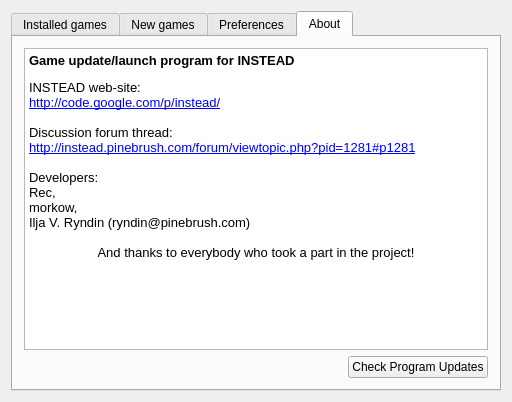
Before: the Qt Designer form mainwindow.ui in instead-hub/instead-launcher, drawn with Qt 5.
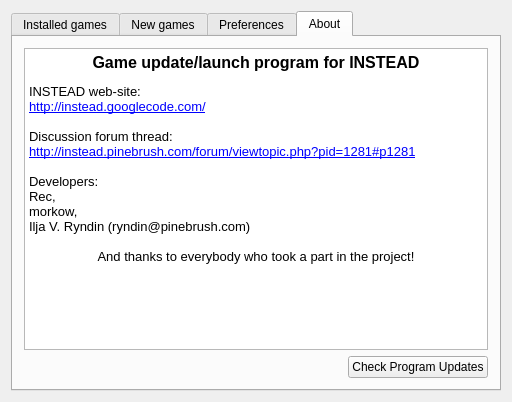
After: the same form once the commit is applied. The open tabs and pages were chosen to show the change.

The edit to the form file:
```diff
--- a/mainwindow.ui
+++ b/mainwindow.ui
@@ -361,8 +361,8 @@
 &lt;html&gt;&lt;head&gt;&lt;meta name=&quot;qrichtext&quot; content=&quot;1&quot; /&gt;&lt;style type=&quot;text/css&quot;&gt;
 p, li { white-space: pre-wrap; }
 &lt;/style&gt;&lt;/head&gt;&lt;body style=&quot; font-family:'Sans'; font-size:10pt; font-weight:400; font-style:normal;&quot;&gt;
-&lt;p style=&quot; margin-top:14px; margin-bottom:12px; margin-left:0px; margin-right:0px; -qt-block-indent:0; text-indent:0px;&quot;&gt;&lt;span style=&quot; font-family:'Sans Serif'; font-weight:600;&quot;&gt;Game update/launch program for INSTEAD&lt;/span&gt;&lt;/p&gt;
-&lt;p style=&quot; margin-top:0px; margin-bottom:0px; margin-left:0px; margin-right:0px; -qt-block-indent:0; text-indent:0px;&quot;&gt;&lt;span style=&quot; font-family:'Sans Serif';&quot;&gt;INSTEAD web-site:&lt;br /&gt;&lt;/span&gt;&lt;a href=&quot;http://code.google.com/p/instead/&quot;&gt;&lt;span style=&quot; font-family:'Sans Serif'; text-decoration: underline; color:#0000ff;&quot;&gt;http://code.google.com/p/instead/&lt;/span&gt;&lt;/a&gt;&lt;span style=&quot; font-family:'Sans Serif';&quot;&gt;&lt;br /&gt;&lt;/span&gt;&lt;/p&gt;
+&lt;p align=&quot;center&quot; style=&quot; margin-top:14px; margin-bottom:12px; margin-left:0px; margin-right:0px; -qt-block-indent:0; text-indent:0px;&quot;&gt;&lt;span style=&quot; font-family:'Sans Serif'; font-size:12pt; font-weight:600;&quot;&gt;Game update/launch program for INSTEAD&lt;/span&gt;&lt;/p&gt;
+&lt;p style=&quot; margin-top:0px; margin-bottom:0px; margin-left:0px; margin-right:0px; -qt-block-indent:0; text-indent:0px;&quot;&gt;&lt;span style=&quot; font-family:'Sans Serif';&quot;&gt;INSTEAD web-site:&lt;br /&gt;&lt;/span&gt;&lt;a href=&quot;http://code.google.com/p/instead/&quot;&gt;&lt;span style=&quot; font-family:'Sans Serif'; text-decoration: underline; color:#0000ff;&quot;&gt;http://instead.googlecode.com/&lt;/span&gt;&lt;/a&gt;&lt;span style=&quot; font-family:'Sans Serif';&quot;&gt;&lt;br /&gt;&lt;/span&gt;&lt;/p&gt;
 &lt;p style=&quot; margin-top:0px; margin-bottom:0px; margin-left:0px; margin-right:0px; -qt-block-indent:0; text-indent:0px;&quot;&gt;&lt;span style=&quot; font-family:'Sans Serif';&quot;&gt;Discussion forum thread:&lt;br /&gt;&lt;/span&gt;&lt;a href=&quot;http://instead.pinebrush.com/forum/viewtopic.php?pid=1281#p1281&quot;&gt;&lt;span style=&quot; font-family:'Sans Serif'; text-decoration: underline; color:#0000ff;&quot;&gt;http://instead.pinebrush.com/forum/viewtopic.php?pid=1281#p1281&lt;/span&gt;&lt;/a&gt;&lt;span style=&quot; font-family:'Sans Serif';&quot;&gt; &lt;/span&gt;&lt;/p&gt;
 &lt;p style=&quot;-qt-paragraph-type:empty; margin-top:0px; margin-bottom:0px; margin-left:0px; margin-right:0px; -qt-block-indent:0; text-indent:0px; font-family:'Sans Serif';&quot;&gt;&lt;/p&gt;
 &lt;p style=&quot; margin-top:0px; margin-bottom:0px; margin-left:0px; margin-right:0px; -qt-block-indent:0; text-indent:0px;&quot;&gt;&lt;span style=&quot; font-family:'Sans Serif';&quot;&gt;Developers:&lt;/span&gt;&lt;/p&gt;
```
Left out of the diff: 2 changed lines with no effect on the pictures.
